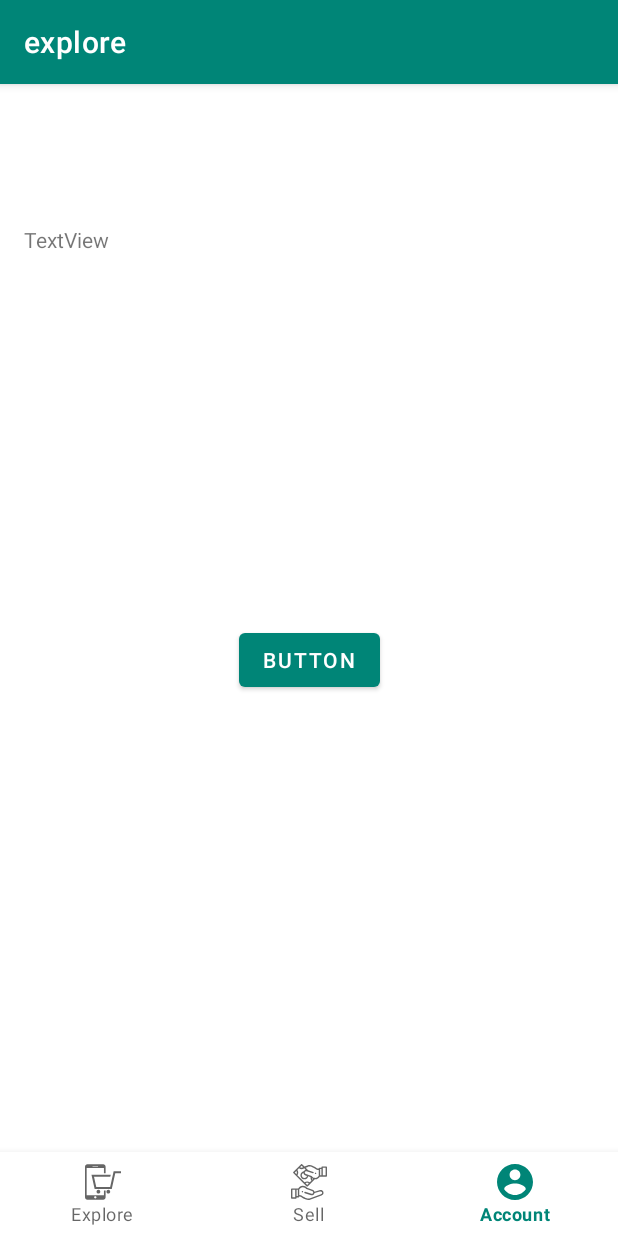
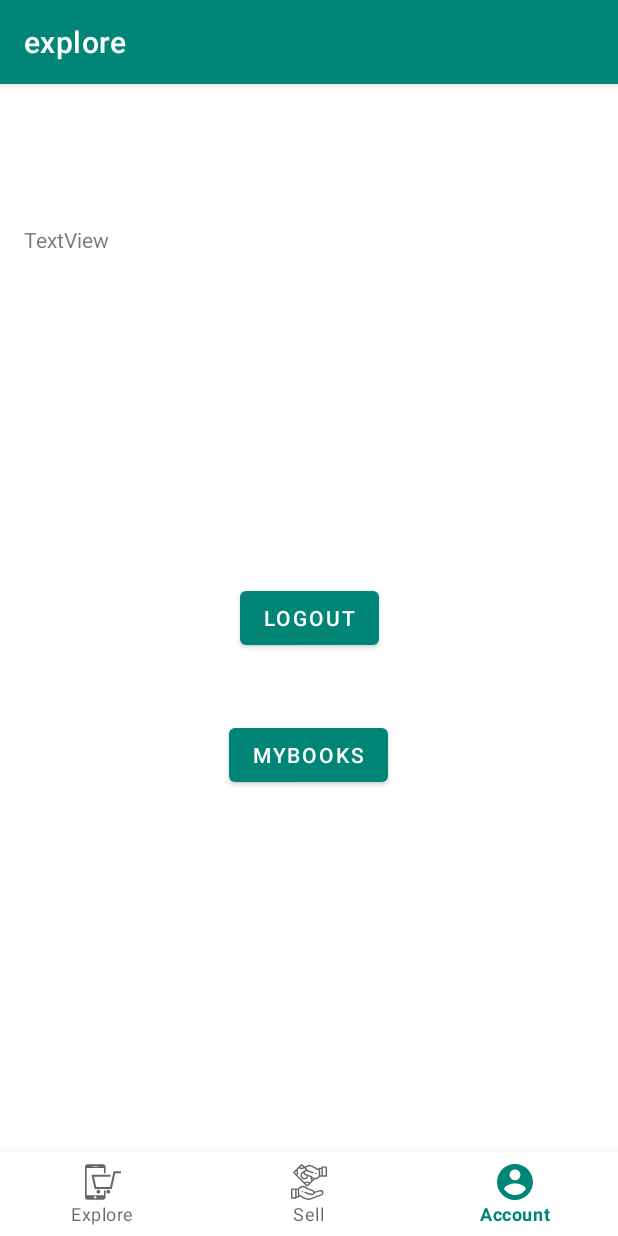
Before and after one commit to TheGithubMafia/abhishekk673_e7392d2e-a29e-4cb9-9442-03cdb16be1f3, an Android app: the screen it shows after launch once a user with an empty profile is signed in (MainActivity), item 3 of the bottom bar chosen, on a phone screen of 412 x 824 dp. Run offline under Robolectric (Android 15) with nearby library versions, the light colour scheme and no system bars; our stand-ins replace Firebase (no records; nobody signed in at launch, a user with empty details on screens opened directly), Picasso; pictures from the network do not load.

Commit message:
mybooks activity implemented

```diff
--- a/app/src/main/java/com/example/bookselling/AccountFragment.java
+++ b/app/src/main/java/com/example/bookselling/AccountFragment.java
@@ -29,8 +29,8 @@ public class AccountFragment extends Fragment {
         emailTV.setText(FirebaseAuth.getInstance().getCurrentUser().getEmail());
 
 
-        Button button=view.findViewById(R.id.button);
-        button.setOnClickListener(new View.OnClickListener() {
+        Button logoutButton=view.findViewById(R.id.logoutButton);
+        logoutButton.setOnClickListener(new View.OnClickListener() {
             @Override
             public void onClick(View v) {
                 FirebaseAuth.getInstance().signOut();
@@ -38,6 +38,15 @@ public class AccountFragment extends Fragment {
                 startActivity(intent);
             }
         });
+
+        Button myBooksButton=view.findViewById(R.id.myBooksButton);
+        myBooksButton.setOnClickListener(new View.OnClickListener() {
+            @Override
+            public void onClick(View view) {
+                Intent intent=new Intent(getContext(),MyBooks.class);
+                startActivity(intent);
+            }
+        });
         return view;
     }
 }
--- a/app/src/main/java/com/example/bookselling/ExploreFragment.java
+++ b/app/src/main/java/com/example/bookselling/ExploreFragment.java
@@ -17,6 +17,7 @@ import android.view.View;
 import android.view.ViewGroup;
 import android.widget.Toast;
 
+import com.google.firebase.auth.FirebaseAuth;
 import com.google.firebase.database.ChildEventListener;
 import com.google.firebase.database.DataSnapshot;
 import com.google.firebase.database.DatabaseError;
@@ -32,7 +33,7 @@ public class ExploreFragment extends Fragment implements RecyclerViewAdapter.OnI
     private RecyclerView mRecyclerView;
     private RecyclerView.Adapter mAdapter;
     private RecyclerView.LayoutManager mLayoutManager;
-    static public ArrayList<DataModel> dataModelList;
+    static public List<DataModel> dataModelList;
 
     private FirebaseDatabase mdatabase;
     private DatabaseReference mBooksReference;
--- a/app/src/main/java/com/example/bookselling/MainActivity.java
+++ b/app/src/main/java/com/example/bookselling/MainActivity.java
@@ -76,8 +76,8 @@ public class MainActivity extends AppCompatActivity {
 
 
 
-            CoordinatorLayout.LayoutParams layoutParams = (CoordinatorLayout.LayoutParams) navigation.getLayoutParams();
-            layoutParams.setBehavior(new BottomNavigationBehavior());
+//            CoordinatorLayout.LayoutParams layoutParams = (CoordinatorLayout.LayoutParams) navigation.getLayoutParams();
+  //          layoutParams.setBehavior(new BottomNavigationBehavior());
 
 
 //        loadFragment(new ExploreFragment());
--- a/app/src/main/java/com/example/bookselling/SellFragment.java
+++ b/app/src/main/java/com/example/bookselling/SellFragment.java
@@ -24,6 +24,8 @@ import com.google.android.gms.tasks.OnCompleteListener;
 import com.google.android.gms.tasks.OnSuccessListener;
 import com.google.android.gms.tasks.Task;
 import com.google.android.material.floatingactionbutton.FloatingActionButton;
+import com.google.firebase.auth.FirebaseAuth;
+import com.google.firebase.auth.FirebaseUser;
 import com.google.firebase.database.DatabaseReference;
 import com.google.firebase.database.FirebaseDatabase;
 import com.google.firebase.storage.FirebaseStorage;
@@ -52,7 +54,6 @@ public class SellFragment extends Fragment {
     @Override
     public View onCreateView(@NonNull LayoutInflater inflater, @Nullable ViewGroup container, @Nullable Bundle savedInstanceState) {
         final View view = inflater.inflate(R.layout.fragment_sell, null);
-
         mdatabase=FirebaseDatabase.getInstance();
         mBooksReference=mdatabase.getReference().child("books");
         mFirebaseStorageInstance=FirebaseStorage.getInstance();
@@ -100,7 +101,10 @@ public class SellFragment extends Fragment {
                     public void onComplete(@NonNull Task<Uri> task) {
                         if (task.isSuccessful()) {
                           Uri downloadUri = task.getResult();
-                            DataModel book=new DataModel(title,author,description,price,downloadUri.toString());
+                            FirebaseUser user = FirebaseAuth.getInstance().getCurrentUser();
+                            String userId=user.getUid();
+                            DataModel book=new DataModel(title,author,description,price,downloadUri.toString(),userId);
+
                             mBooksReference.push().setValue(book);
                             Log.i("ye",downloadUri.toString());
                         } else {
--- a/app/src/main/res/layout/activity_main.xml
+++ b/app/src/main/res/layout/activity_main.xml
@@ -1,5 +1,5 @@
 <?xml version="1.0" encoding="utf-8"?>
-<androidx.coordinatorlayout.widget.CoordinatorLayout xmlns:android="http://schemas.android.com/apk/res/android"
+<androidx.constraintlayout.widget.ConstraintLayout xmlns:android="http://schemas.android.com/apk/res/android"
     xmlns:app="http://schemas.android.com/apk/res-auto"
     xmlns:tools="http://schemas.android.com/tools"
     android:id="@+id/container"
@@ -10,16 +10,21 @@
     <FrameLayout
         android:id="@+id/fragment_container"
         android:layout_width="match_parent"
-        android:layout_height="match_parent"
-        android:layout_marginBottom="0dp" />
+        android:layout_height="0dp"
+        app:layout_constraintBottom_toTopOf="@+id/navigation"
+        app:layout_constraintEnd_toEndOf="parent"
+        app:layout_constraintStart_toStartOf="parent"
+        app:layout_constraintTop_toTopOf="parent" />
 
     <com.google.android.material.bottomnavigation.BottomNavigationView
         android:id="@+id/navigation"
         android:layout_width="match_parent"
         android:layout_height="wrap_content"
-        android:layout_gravity="bottom"
         android:background="?android:attr/windowBackground"
         android:foreground="?attr/selectableItemBackground"
+        app:layout_constraintBottom_toBottomOf="parent"
+        app:layout_constraintEnd_toEndOf="parent"
+        app:layout_constraintStart_toStartOf="parent"
         app:menu="@menu/navigation" />
 
-</androidx.coordinatorlayout.widget.CoordinatorLayout>
+</androidx.constraintlayout.widget.ConstraintLayout>
--- a/app/src/main/res/layout/fragment_account.xml
+++ b/app/src/main/res/layout/fragment_account.xml
@@ -7,16 +7,27 @@
     android:layout_height="match_parent">
 
     <Button
-        android:id="@+id/button"
+        android:id="@+id/logoutButton"
         android:layout_width="wrap_content"
         android:layout_height="wrap_content"
-        android:text="Button"
+        android:text="LogOut"
         app:layout_constraintBottom_toBottomOf="parent"
         app:layout_constraintEnd_toEndOf="parent"
         app:layout_constraintHorizontal_bias="0.5"
         app:layout_constraintStart_toStartOf="parent"
         app:layout_constraintTop_toTopOf="parent" />
 
+    <Button
+        android:id="@+id/myBooksButton"
+        android:layout_width="wrap_content"
+        android:layout_height="wrap_content"
+        android:text="myBooks"
+        app:layout_constraintBottom_toBottomOf="parent"
+        app:layout_constraintEnd_toEndOf="parent"
+        app:layout_constraintHorizontal_bias="0.498"
+        app:layout_constraintStart_toStartOf="parent"
+        app:layout_constraintTop_toTopOf="parent"
+        app:layout_constraintVertical_bias="0.638" />
     <TextView
         android:id="@+id/emailTV"
         android:layout_width="256dp"
```
Also changed, not shown: app/src/main/AndroidManifest.xml (+4 -3 lines), app/src/main/java/com/example/bookselling/DataModel.java (+8 -1 lines), app/src/main/java/com/example/bookselling/MyBooks.java (added, +119 -0 lines), app/src/main/res/layout/activity_my_books.xml (added, +9 -0 lines), 1 other file.
